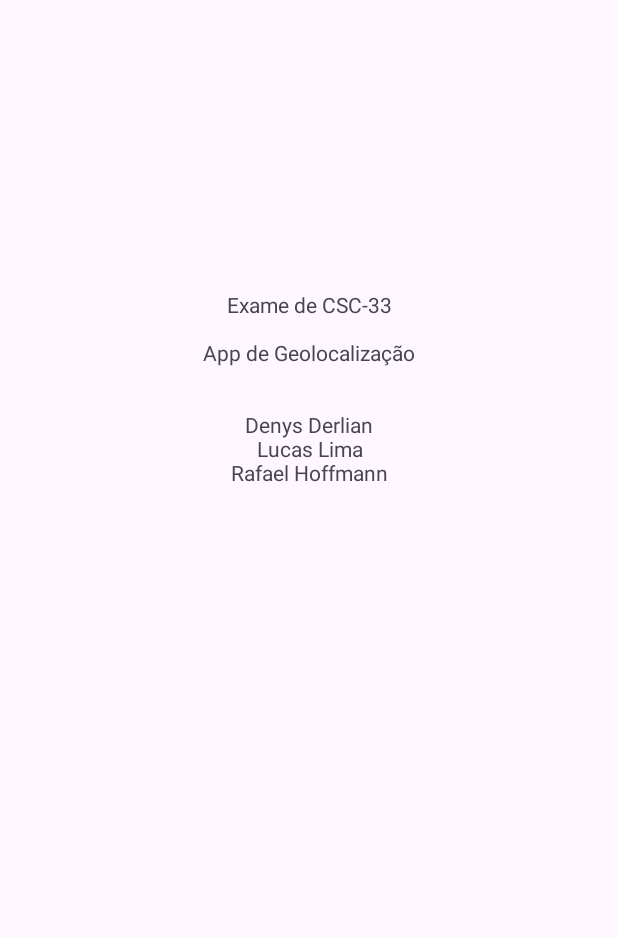
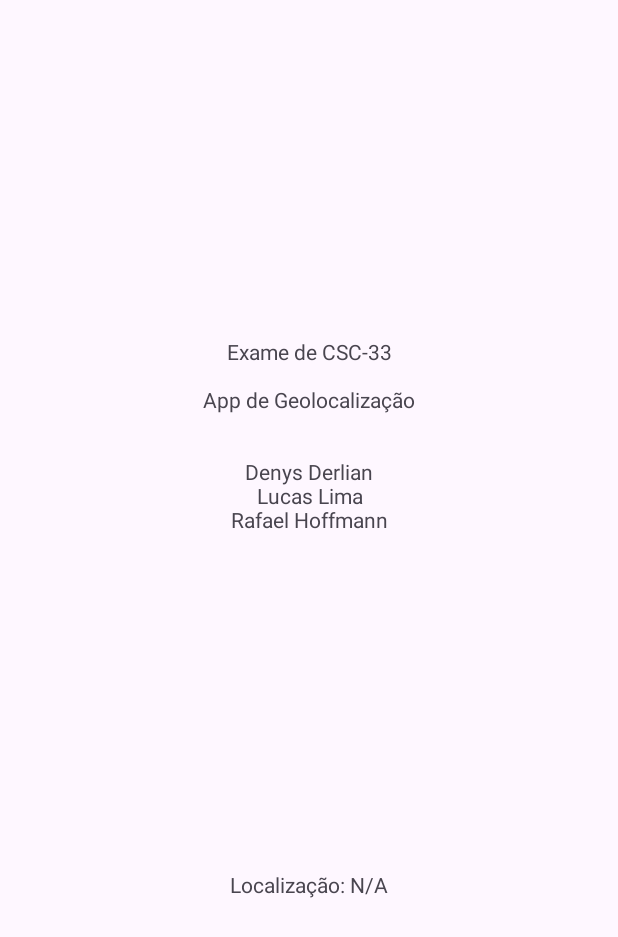
Before and after one commit to lucasll37/lucasll37-Exame_CSC-33, an Android app: the screen it shows after launch (MainActivity), on a phone screen of 412 x 824 dp. Shown: the top 937 px of the screen. Run offline under Robolectric (Android 15) with nearby library versions, the phone set to English and light mode, and no system bars.

Commit message:
second commit

```diff
--- a/app/src/main/AndroidManifest.xml
+++ b/app/src/main/AndroidManifest.xml
@@ -1,6 +1,9 @@
 <?xml version="1.0" encoding="utf-8"?>
 <manifest xmlns:android="http://schemas.android.com/apk/res/android"
     xmlns:tools="http://schemas.android.com/tools">
+
+    <uses-permission android:name="android.permission.ACCESS_FINE_LOCATION" />
+    <uses-permission android:name="android.permission.ACCESS_COARSE_LOCATION" />
 
     <application
         android:allowBackup="true"
--- a/app/src/main/java/com/example/exame_csc_33/MainActivity.java
+++ b/app/src/main/java/com/example/exame_csc_33/MainActivity.java
@@ -1,14 +1,25 @@
 package com.example.exame_csc_33;
-
+import android.Manifest;
+import android.content.Context;
+import android.content.pm.PackageManager;
+import android.location.Location;
+import android.location.LocationListener;
+import android.location.LocationManager;
 import android.os.Bundle;
-
+import android.widget.TextView;
 import androidx.activity.EdgeToEdge;
 import androidx.appcompat.app.AppCompatActivity;
+import androidx.core.app.ActivityCompat;
+import androidx.core.content.ContextCompat;
 import androidx.core.graphics.Insets;
 import androidx.core.view.ViewCompat;
 import androidx.core.view.WindowInsetsCompat;
 
 public class MainActivity extends AppCompatActivity {
+
+    private LocationManager locationManager;
+    private LocationListener locationListener;
+    private TextView locationTextView; // TextView para exibir a localização
 
     @Override
     protected void onCreate(Bundle savedInstanceState) {
@@ -20,5 +31,62 @@ public class MainActivity extends AppCompatActivity {
             v.setPadding(systemBars.left, systemBars.top, systemBars.right, systemBars.bottom);
             return insets;
         });
+
+        locationTextView = findViewById(R.id.tvLocation);
+
+        locationManager = (LocationManager) getSystemService(Context.LOCATION_SERVICE);
+        locationListener = new LocationListener() {
+            public void onLocationChanged(Location location) {
+
+
+                double latitude = location.getLatitude();
+                double longitude = location.getLongitude();
+                locationTextView.setText(String.format("Localização:\n\nLatitude = %.6f,\nLongitude = %.6f", latitude, longitude));
+            }
+
+            public void onStatusChanged(String provider, int status, Bundle extras) {}
+
+            public void onProviderEnabled(String provider) {}
+
+            public void onProviderDisabled(String provider) {}
+        };
+
+        if (ContextCompat.checkSelfPermission(this, Manifest.permission.ACCESS_FINE_LOCATION) != PackageManager.PERMISSION_GRANTED) {
+            ActivityCompat.requestPermissions(this, new String[]{Manifest.permission.ACCESS_FINE_LOCATION}, 1);
+        } else {
+            startLocationUpdates();
+        }
+    }
+
+    @Override
+    public void onRequestPermissionsResult(int requestCode, String[] permissions, int[] grantResults) {
+        super.onRequestPermissionsResult(requestCode, permissions, grantResults);
+        if (requestCode == 1) {
+            if (grantResults.length > 0 && grantResults[0] == PackageManager.PERMISSION_GRANTED) {
+                startLocationUpdates();
+            }
+        }
+    }
+
+    private void startLocationUpdates() {
+        if (ContextCompat.checkSelfPermission(this, Manifest.permission.ACCESS_FINE_LOCATION) == PackageManager.PERMISSION_GRANTED) {
+            locationManager.requestLocationUpdates(LocationManager.GPS_PROVIDER, 1000, 1, locationListener);
+        }
+    }
+
+    @Override
+    protected void onPause() {
+        super.onPause();
+        if (locationManager != null) {
+            locationManager.removeUpdates(locationListener);
+        }
+    }
+
+    @Override
+    protected void onResume() {
+        super.onResume();
+        if (ContextCompat.checkSelfPermission(this, Manifest.permission.ACCESS_FINE_LOCATION) == PackageManager.PERMISSION_GRANTED) {
+            locationManager.requestLocationUpdates(LocationManager.GPS_PROVIDER, 1000, 1, locationListener);
+        }
     }
 }
--- a/app/src/main/res/layout/activity_main.xml
+++ b/app/src/main/res/layout/activity_main.xml
@@ -8,15 +8,28 @@
     tools:context=".MainActivity">
 
     <TextView
+        android:id="@+id/tvHelloWorld"
         android:layout_width="wrap_content"
         android:layout_height="wrap_content"
         android:layout_gravity="center"
         android:gravity="center"
         android:text="@string/banner_hello_world"
-        app:layout_constraintBottom_toBottomOf="parent"
+        app:layout_constraintBottom_toTopOf="@+id/tvLocation"
         app:layout_constraintEnd_toEndOf="parent"
         app:layout_constraintStart_toStartOf="parent"
         app:layout_constraintTop_toTopOf="parent"
-        app:layout_constraintVertical_bias="0.279" />
+        app:layout_constraintVertical_bias="0.4" />
+
+    <TextView
+        android:id="@+id/tvLocation"
+        android:layout_width="wrap_content"
+        android:layout_height="wrap_content"
+        android:text="Localização: N/A"
+        android:gravity="center"
+        app:layout_constraintTop_toBottomOf="@+id/tvHelloWorld"
+        app:layout_constraintStart_toStartOf="parent"
+        app:layout_constraintEnd_toEndOf="parent"
+        app:layout_constraintBottom_toBottomOf="parent"
+        app:layout_constraintVertical_bias="0.1" />
 
 </androidx.constraintlayout.widget.ConstraintLayout>
```
